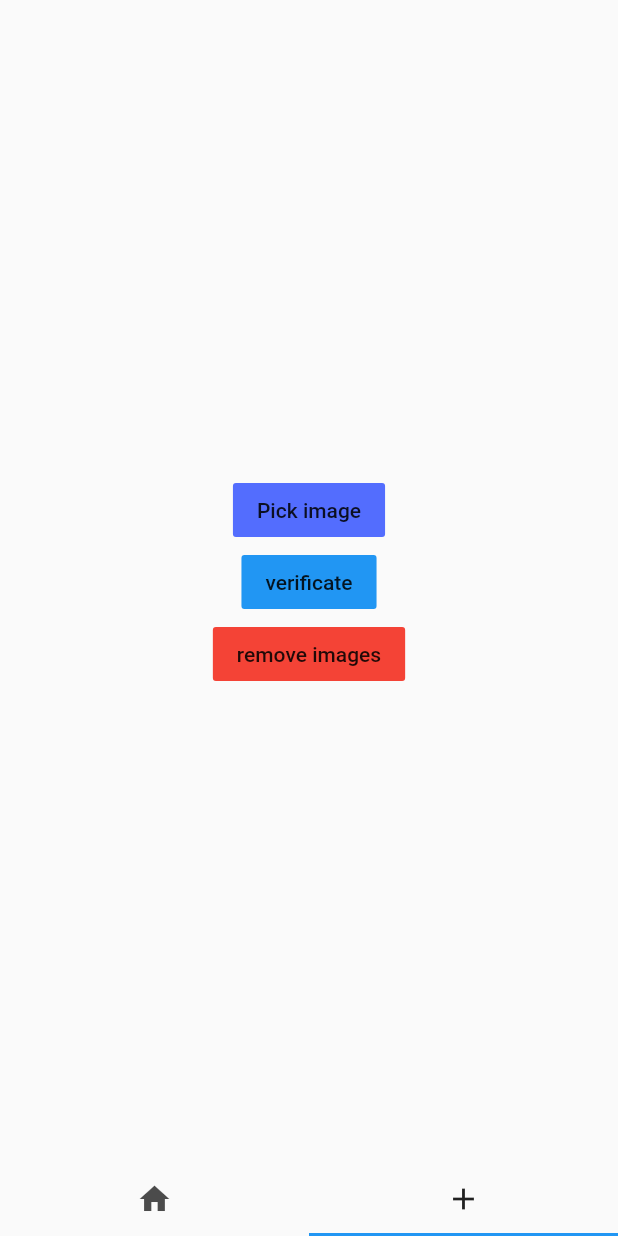
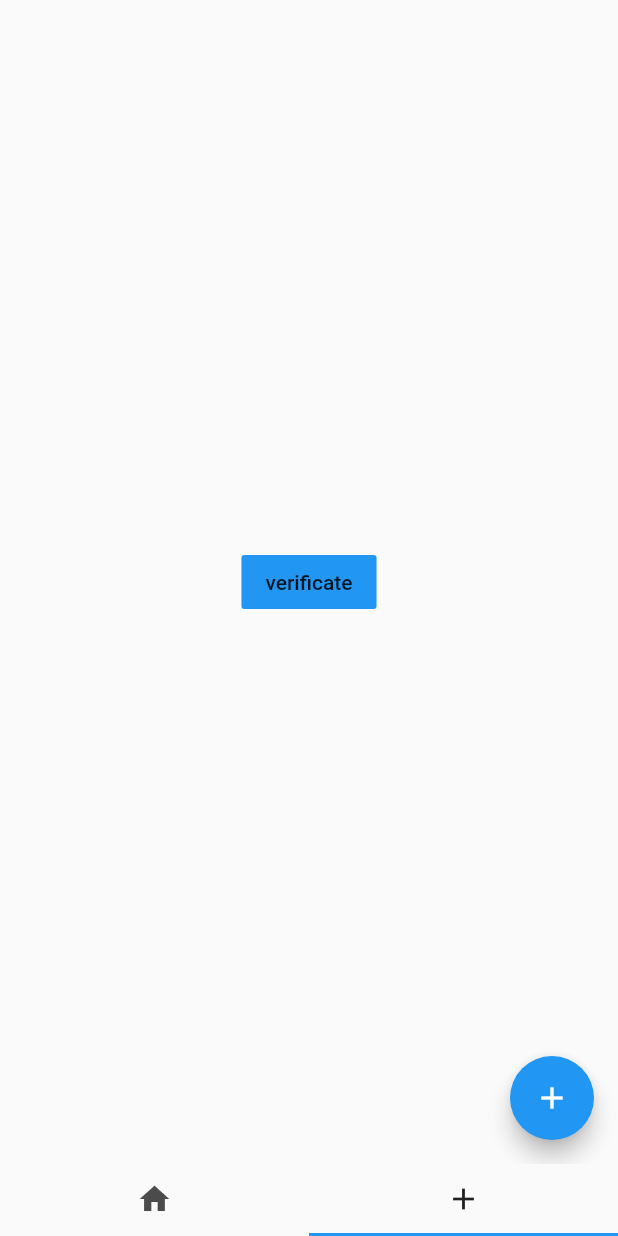
Before and after one commit to santa112358/instagram_mock, a Flutter app: the screen it shows after launch, tab 2 chosen, after a tap on "verificate", on a phone screen of 412 x 824 dp. Run offline on Flutter 3.47's test engine with Material 2 defaults, Android fonts, the phone set to English and light mode, and no system bars; our stand-ins replace cloud_firestore, image_picker; missing offline and left inert: firebase_ml_vision; accounts and stored records are empty; network calls fail.

Commit message:
remove imageIDs

```diff
--- a/lib/post_page.dart
+++ b/lib/post_page.dart
@@ -11,7 +11,6 @@ class PostPage extends StatefulWidget {
 
 class _PostPageState extends State<PostPage> {
   List<File> _images = [];
-  List<int> _imageIDs = [];
 
   @override
   void initState() {
@@ -27,27 +26,6 @@ class _PostPageState extends State<PostPage> {
           children: <Widget>[
             Row(
               mainAxisAlignment: MainAxisAlignment.center,
-              children: _imageIDs
-                  .asMap()
-                  .map(
-                    (key, id) => MapEntry(
-                      key,
-                      Padding(
-                        padding: const EdgeInsets.all(8.0),
-                        child: Text("$id"),
-                      ),
-                    ),
-                  )
-                  .values
-                  .toList(),
-            ),
-            FlatButton(
-              child: Text("Pick image"),
-              onPressed: _pickImage1,
-              color: Colors.indigoAccent,
-            ),
-            Row(
-              mainAxisAlignment: MainAxisAlignment.center,
               children: _images
                   .asMap()
                   .map(
@@ -61,21 +39,15 @@ class _PostPageState extends State<PostPage> {
             ),
             FlatButton(
               onPressed: _startVerification,
-              child: Text("verificate"),
+              child: Text('verificate'),
               color: Colors.blue,
             ),
-            FlatButton(
-              onPressed: () {
-                setState(() {
-                  _images = [];
-                  _imageIDs = [];
-                });
-              },
-              child: Text("remove images"),
-              color: Colors.red,
-            )
           ],
         ),
+      ),
+      floatingActionButton: FloatingActionButton(
+        onPressed: _pickImage1,
+        child: Icon(Icons.add),
       ),
     );
   }
@@ -99,21 +71,6 @@ class _PostPageState extends State<PostPage> {
         FaceDetectorOptions(enableTracking: true, enableContours: false);
     final FaceDetector faceDetector =
         FirebaseVision.instance.faceDetector(options);
-    final faces = _images.map(
-      (image) async {
-        final FirebaseVisionImage visionImage =
-            FirebaseVisionImage.fromFile(image);
-        final face = await faceDetector.processImage(visionImage);
-        return face.length != 0 ? face[0].trackingId : 9999;
-      },
-    ).toList();
-
-    final test = await Future.wait(faces);
-
-    setState(() {
-      _imageIDs = test;
-    });
-
     faceDetector.close();
   }
 }
```
Also changed, not shown: pubspec.lock.
